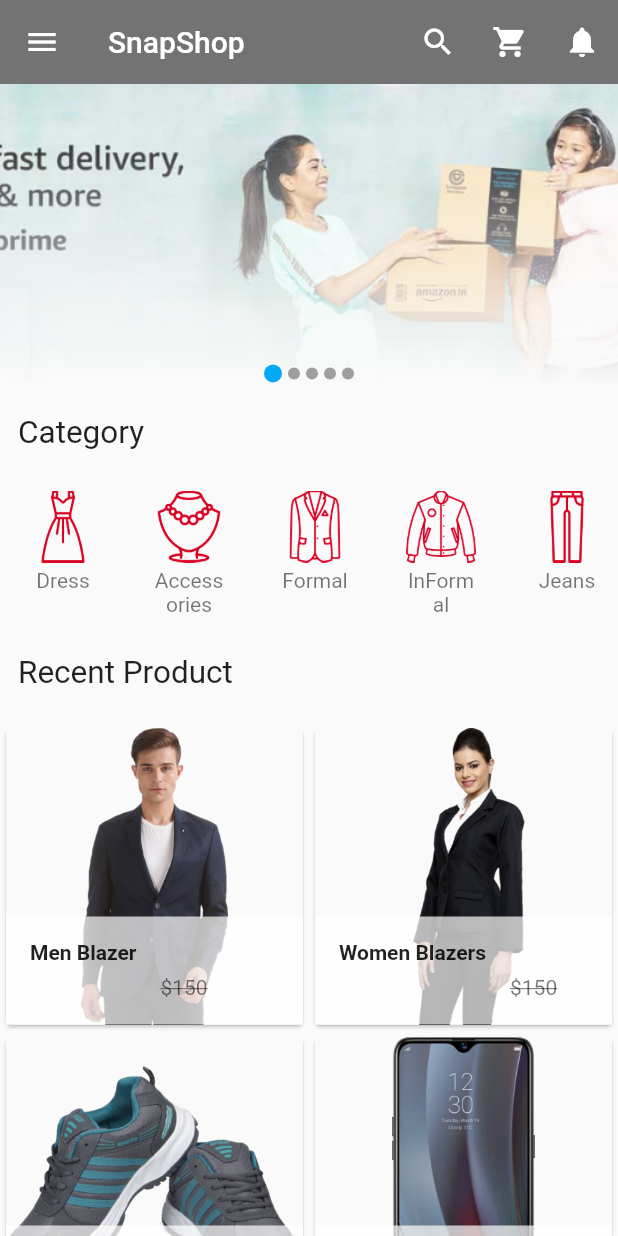
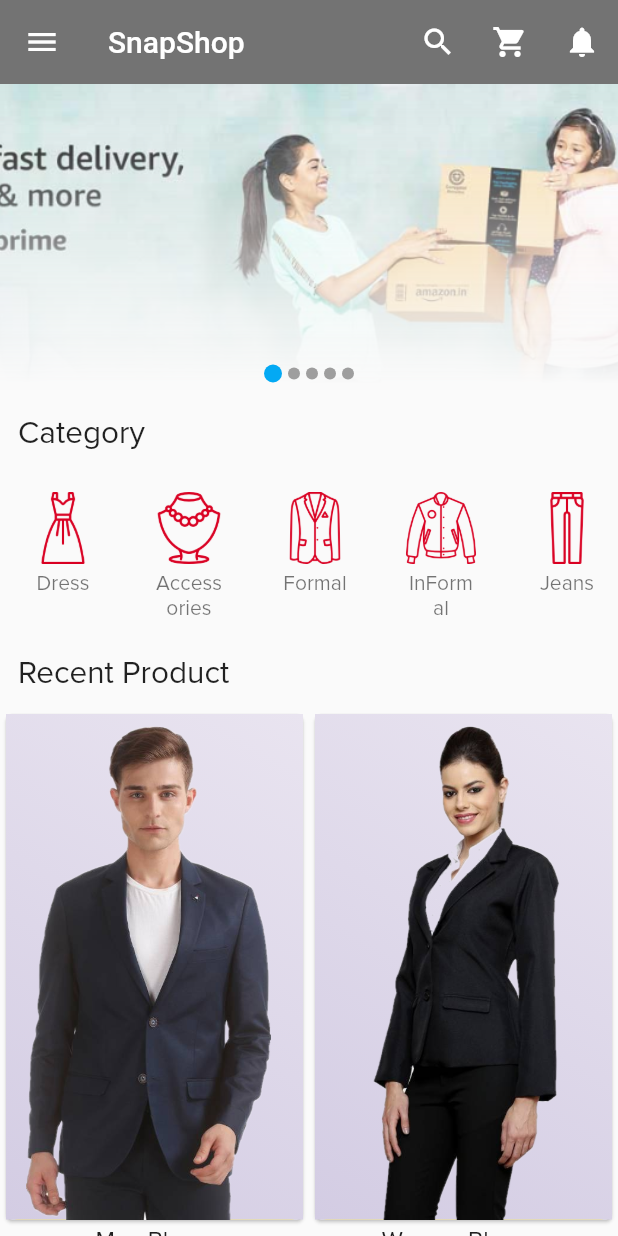
Before and after one commit to sudeshim3/snapshop_flutter, a Flutter app: the screen it shows after launch, on a phone screen of 412 x 824 dp. Run offline on Flutter 3.47's test engine with Material 2 defaults, Android fonts, the phone set to English and light mode, and no system bars; drawn by our look-alikes of carousel_slider; our stand-ins replace smooth_star_rating; Roboto replaces fonts that are missing (VolteRounded).

```diff
--- a/lib/Carousal.dart
+++ b/lib/Carousal.dart
@@ -3,20 +3,23 @@ import 'package:carousel_slider/carousel_slider.dart';
 import 'package:flutter_app/models/Product.dart';
 
 class CarouselWithIndicator extends StatefulWidget {
-
 //  final List<Product> productList;
   final List<String> landingImage;
   final BoxFit fitType;
   final bool previewType;
   final double height;
-  CarouselWithIndicator({ this.landingImage, this.fitType = BoxFit.cover, this.previewType = false, this.height = 200});
+  final String product_name;
+
+  CarouselWithIndicator(
+      {this.product_name,
+      this.landingImage,
+      this.fitType = BoxFit.cover,
+      this.previewType = false,
+      this.height = 200});
+
   @override
   _CarouselWithIndicatorState createState() => _CarouselWithIndicatorState();
-
-
 }
-
-
 
 class _CarouselWithIndicatorState extends State<CarouselWithIndicator> {
   int _current = 0;
@@ -32,23 +35,33 @@ class _CarouselWithIndicatorState extends State<CarouselWithIndicator> {
 
   @override
   Widget build(BuildContext context) {
-    return Column(
-        children: <Widget>[
+    return Column(children: <Widget>[
       Stack(
         children: [
-              widget.previewType ? CarousalImage(landingImage:widget.landingImage, fitType: widget.fitType,height: widget.height,):ShaderMask(
+          widget.previewType
+              ? CarousalImage(
+                  product_name: widget.product_name,
+                  landingImage: widget.landingImage,
+                  fitType: widget.fitType,
+                  height: widget.height,
+                )
+              : ShaderMask(
                   shaderCallback: (rect) {
                     return LinearGradient(
                       begin: Alignment.topCenter,
                       end: Alignment.bottomCenter,
                       colors: [Colors.black, Colors.transparent],
-                  ).createShader(Rect.fromLTRB(0, 0, rect.width, rect.height));
+                    ).createShader(
+                        Rect.fromLTRB(0, 0, rect.width, rect.height));
                   },
                   blendMode: BlendMode.dstIn,
-                child: CarousalImage(landingImage:widget.landingImage, fitType: widget.fitType, height:widget.height),
+                  child: CarousalImage(
+                      landingImage: widget.landingImage,
+                      fitType: widget.fitType,
+                      height: widget.height),
                 ),
-              !widget.previewType ?
-              Positioned(
+          !widget.previewType
+              ? Positioned(
                   bottom: 0.0,
                   left: 0.0,
                   right: 0.0,
@@ -63,27 +76,26 @@ class _CarouselWithIndicatorState extends State<CarouselWithIndicator> {
                             vertical: 1.0, horizontal: 2.0),
                         decoration: BoxDecoration(
                             shape: BoxShape.circle,
-                            color: _current == index ? Colors.lightBlue : Colors.grey
-                        ),
+                            color: _current == index
+                                ? Colors.lightBlue
+                                : Colors.grey),
                       );
                     }),
-                  )
-              ):Container()
+                  ))
+              : Container()
         ],
       )
-        ]
-    );
+    ]);
   }
 }
 
 class CarousalImage extends StatefulWidget {
-
   final List<String> landingImage;
   final BoxFit fitType;
   final double height;
+  final String product_name;
 
-  CarousalImage({this.landingImage, this.fitType, this.height});
-
+  CarousalImage({this.product_name = "",this.landingImage, this.fitType, this.height});
 
   @override
   _CarousalImageState createState() => _CarousalImageState();
@@ -104,25 +116,20 @@ class _CarousalImageState extends State<CarousalImage> {
         });
       },*/
       autoPlayCurve: Curves.fastOutSlowIn,
-      items:  widget.landingImage.map((product) {
+      items: widget.landingImage.map((product) {
         Product productds = null;
         String picturePath;
-        if(product is Product) {
+        if (product is Product) {
           productds = product as Product;
           picturePath = productds.pictures;
-        }
-        else {
+        } else {
           picturePath = product as String;
         }
         return Builder(
           builder: (BuildContext context) {
             return Container(
-                width: MediaQuery
-                    .of(context)
-                    .size
-                    .width,
-                child: Image.asset(picturePath , fit: widget.fitType)
-            );
+                width: MediaQuery.of(context).size.width,
+                child:  widget.product_name == ""? Image.asset(picturePath, fit: widget.fitType): Hero(tag: widget.product_name,child: Image.asset(picturePath, fit: widget.fitType) ));
           },
         );
       }).toList(),
--- a/lib/Pages/ProductDetail.dart
+++ b/lib/Pages/ProductDetail.dart
@@ -84,7 +84,7 @@ class _ProductDetailsState extends State<ProductDetails> {
                       bottomRight: Radius.circular(newCurveRadius)),
                   color: Colors.white),
               child: Padding(
-//                padding: const EdgeInsets.all(32.0),
+                padding: const EdgeInsets.all(32.0),
                 child: Column(
                   crossAxisAlignment: CrossAxisAlignment.start,
                   children: <Widget>[
@@ -119,9 +119,9 @@ class _ProductDetailsState extends State<ProductDetails> {
                       height: 32.0,
                     ),
                     Container(
-                      height: 375,
-                      child: CarouselWithIndicator(
-                          landingImage: widget.carousalImage, fitType:BoxFit.contain, previewType: true, height: 375.0),
+                      height: MediaQuery.of(context).size.height * 0.6,
+                      child: CarouselWithIndicator(product_name: widget.product_detail_name,
+                          landingImage: widget.carousalImage, fitType:BoxFit.contain, previewType: true, height: MediaQuery.of(context).size.height * 0.6),
                     ),
                     SizedBox(height: 20.0,),
                     Row(
--- a/lib/components/GridList.dart
+++ b/lib/components/GridList.dart
@@ -16,7 +16,7 @@ class GridListProducts extends StatelessWidget {
                 style: TextStyle(fontSize: 21.0),
               )),
           SizedBox(
-            height: 20.0,
+            height: 10.0,
           ),
           GridRecentItems()
         ],
@@ -40,52 +40,70 @@ List<List<Product>> products = new List();
 class GridRecentItems extends StatelessWidget {
   @override
   Widget build(BuildContext context) {
+    var size = MediaQuery
+        .of(context)
+        .size;
+
+    /*24 is for notification bar on Android*/
+    final double itemHeight = (size.height - kToolbarHeight - 24) / 2;
+    final double itemWidth = size.width / 2;
+
     List<Product> menDress = new List();
-    menDress.add(Product("Men Blazer", "images/flipkartproduct/arrow_casual_men_blazer.png", 185.0, 150.0));
-    menDress.add(Product("Men Blazer", "images/flipkartproduct/arrow_blazer.png", 185.0, 150.0));
-    menDress.add(Product("Men Blazer", "images/flipkartproduct/arrow_blazer_side.png", 185.0, 150.0));
-    menDress.add(Product("Men Blazer", "images/flipkartproduct/arrow_back.png", 185.0, 150.0));
+    menDress.add(Product(
+        "Men Blazer", "images/flipkartproduct/arrow_casual_men_blazer.png",
+        185.0, 150.0));
+    menDress.add(Product(
+        "Men Blazer", "images/flipkartproduct/arrow_blazer.png", 185.0, 150.0));
+    menDress.add(Product(
+        "Men Blazer", "images/flipkartproduct/arrow_blazer_side.png", 185.0,
+        150.0));
+    menDress.add(Product(
+        "Men Blazer", "images/flipkartproduct/arrow_back.png", 185.0, 150.0));
     products.add(menDress);
 
     List<Product> womenDress = new List();
-    womenDress.add(Product("Women Blazers", "images/flipkartproduct/blazer_women.png", 185.0, 150.0));
-    womenDress.add(Product("Women Blazers", "images/flipkartproduct/ngt_formal_blazzer.png", 185.0, 150.0));
-    womenDress.add(Product("Women Blazers", "images/flipkartproduct/women_blazer_back.png", 185.0, 150.0));
+    womenDress.add(Product(
+        "Women Blazers", "images/flipkartproduct/blazer_women.png", 185.0,
+        150.0));
+    womenDress.add(Product(
+        "Women Blazers", "images/flipkartproduct/ngt_formal_blazzer.png", 185.0,
+        150.0));
+    womenDress.add(Product(
+        "Women Blazers", "images/flipkartproduct/women_blazer_back.png", 185.0,
+        150.0));
     products.add(womenDress);
 
     List<Product> shoe = new List();
-    shoe.add(Product("Shoe", "images/flipkartproduct/presentation_shoe.png", 185.0, 150.0));
-    shoe.add(Product("Shoe", "images/flipkartproduct/asian_runner.png", 185.0, 150.0));
-    shoe.add(Product("Shoe", "images/flipkartproduct/side_shoe.png", 185.0, 150.0));
-    shoe.add(Product("Shoe", "images/flipkartproduct/back_shoe.png", 185.0, 150.0));
+    shoe.add(Product(
+        "Shoe", "images/flipkartproduct/presentation_shoe.png", 185.0, 150.0));
+    shoe.add(Product(
+        "Shoe", "images/flipkartproduct/asian_runner.png", 185.0, 150.0));
+    shoe.add(
+        Product("Shoe", "images/flipkartproduct/side_shoe.png", 185.0, 150.0));
+    shoe.add(
+        Product("Shoe", "images/flipkartproduct/back_shoe.png", 185.0, 150.0));
     products.add(shoe);
 
     List<Product> phone = new List();
-    phone.add(Product("SmartPhone", "images/flipkartproduct/realme.png", 185.0, 150.0));
-    phone.add(Product("SmartPhone", "images/flipkartproduct/realme_left_tilt.png", 185.0, 150.0));
-    phone.add(Product("SmartPhone", "images/flipkartproduct/realme_right_tilt.png", 185.0, 150.0));
-    phone.add(Product("SmartPhone", "images/flipkartproduct/realme_back.png", 185.0, 150.0));
+    phone.add(Product(
+        "SmartPhone", "images/flipkartproduct/realme.png", 185.0, 150.0));
+    phone.add(Product(
+        "SmartPhone", "images/flipkartproduct/realme_left_tilt.png", 185.0,
+        150.0));
+    phone.add(Product(
+        "SmartPhone", "images/flipkartproduct/realme_right_tilt.png", 185.0,
+        150.0));
+    phone.add(Product(
+        "SmartPhone", "images/flipkartproduct/realme_back.png", 185.0, 150.0));
     products.add(phone);
 
-    /*products.add(
-        Product("Blazers blue", "images/products/hils1.jpeg", 185.0, 150.0));
-    products.add(
-        Product("Blazers blue", "images/products/hils2.jpeg", 185.0, 150.0));
-    products.add(
-        Product("Blazers blue", "images/products/pants1.jpg", 185.0, 150.0));
-    products.add(
-        Product("Blazers blue", "images/products/pants2.jpeg", 185.0, 150.0));
-    products.add(
-        Product("Blazers blue", "images/products/shoe1.jpg", 185.0, 150.0));
-    products.add(
-        Product("Blazers blue", "images/products/skt1.jpeg", 185.0, 150.0));
-    products.add(
-        Product("Blazers blue", "images/products/skt2.jpeg", 185.0, 150.0));*/
     return Container(
       child: GridView.builder(
         shrinkWrap: true,
         gridDelegate:
-            SliverGridDelegateWithFixedCrossAxisCount(crossAxisCount: 2),
+        SliverGridDelegateWithFixedCrossAxisCount(
+            crossAxisCount: 2,
+            childAspectRatio:(itemWidth / itemHeight),),
         scrollDirection: Axis.vertical,
         physics: BouncingScrollPhysics(),
         itemBuilder: (BuildContext context, int index) {
@@ -111,38 +129,76 @@ class SingleProduct extends StatelessWidget {
 
   @override
   Widget build(BuildContext context) {
-    return Card(
+    return Container(
+
+        child: Column(
+          children: <Widget>[
+            Expanded(
+              child: Row(
+                children: <Widget>[
+                  Expanded(
+                    child: Card(
                       child: Material(
-      child: InkWell(
-        onTap: () => {
+                        borderRadius: BorderRadius.circular(8),
+                        color: Colors.yellow,
+                        child: Stack(
+                          fit: StackFit.expand,
+                          children: <Widget>[
+                            new DecoratedBox(
+                              decoration: new BoxDecoration(
+                                //color: Colors.lightGreen
+                                  gradient: new LinearGradient(
+                                      begin: FractionalOffset.bottomLeft,
+                                      end: FractionalOffset.topRight,
+                                      colors: [
+                                         HexColor("#D3CCE3"),//#D3CCE3
+                                        HexColor("#E9E4F0")
+//                                        #F0C27B   #4B1248
+                                      ]
+                                  )
+                              ),
+                            ),
+                            InkWell(
+                              onTap: () =>
+                              {
                                 Navigator.of(context).push(MaterialPageRoute(
-                  builder: (context) => ProductDetails(
+                                    builder: (context) =>
+                                        ProductDetails(
                                           product_detail_name: pictures[0].name,
                                           product_detail_old_price: pictures[0].old_price,
                                           product_detail_new_price: pictures[0].price,
                                           product_detail_picture: pictures,
                                         )))
                               },
-        child: GridTile(
-          footer: Container(
-              color: Colors.white70,
-              child: ListTile(
-                leading: Text(
-                  name,
-                  style: TextStyle(fontWeight: FontWeight.bold),
+                              child: Padding(
+                                padding: const EdgeInsets.fromLTRB(0,8.0,8.0,0),
+                                child: Hero(
+                                    tag: name, child: Image.asset(pictures[0].pictures,fit: BoxFit.contain,)),
                               ),
-                subtitle: Text(
-                  "\$${price.toInt()}",
-                  style: TextStyle(decoration: TextDecoration.lineThrough),
                             ),
-              )),
-          child: Container(
-            width: 50,
-            height: 50,
-            child: Hero(tag: name, child: Image.asset(pictures[0].pictures)),
+                          ],
                         ),
                       ),
                     ),
+                  ),
+                ],
+              ),
+            ),
+            Text(name, style: TextStyle(fontSize: 16),),
+            SizedBox(height: 8,)
+          ],
         ));
   }
 }
+
+class HexColor extends Color {
+  static int _getColorFromHex(String hexColor) {
+    hexColor = hexColor.toUpperCase().replaceAll("#", "");
+    if (hexColor.length == 6) {
+      hexColor = "FF" + hexColor;
+    }
+    return int.parse(hexColor, radix: 16);
+  }
+
+  HexColor(final String hexColor) : super(_getColorFromHex(hexColor));
+}
--- a/lib/main.dart
+++ b/lib/main.dart
@@ -18,6 +18,7 @@ class MyApp extends StatelessWidget {
   @override
   Widget build(BuildContext context) {
     return MaterialApp(
+      theme: ThemeData(fontFamily: 'ProximaNova'),
       debugShowCheckedModeBanner: false,
       home: MyHomePage(),
     );
@@ -57,7 +58,7 @@ class _MyHomePageState extends State<MyHomePage> {
     return Scaffold(
       appBar: AppBar(
         backgroundColor: Colors.black54,
-        title: Text('SnapShop'),
+        title: Text('SnapShop',style: TextStyle(fontFamily: 'VolteRounded'),),
         elevation: 0.0,
         actions: <Widget>[
           IconButton(
```
Lines whose indentation alone changed are shown as unchanged.
